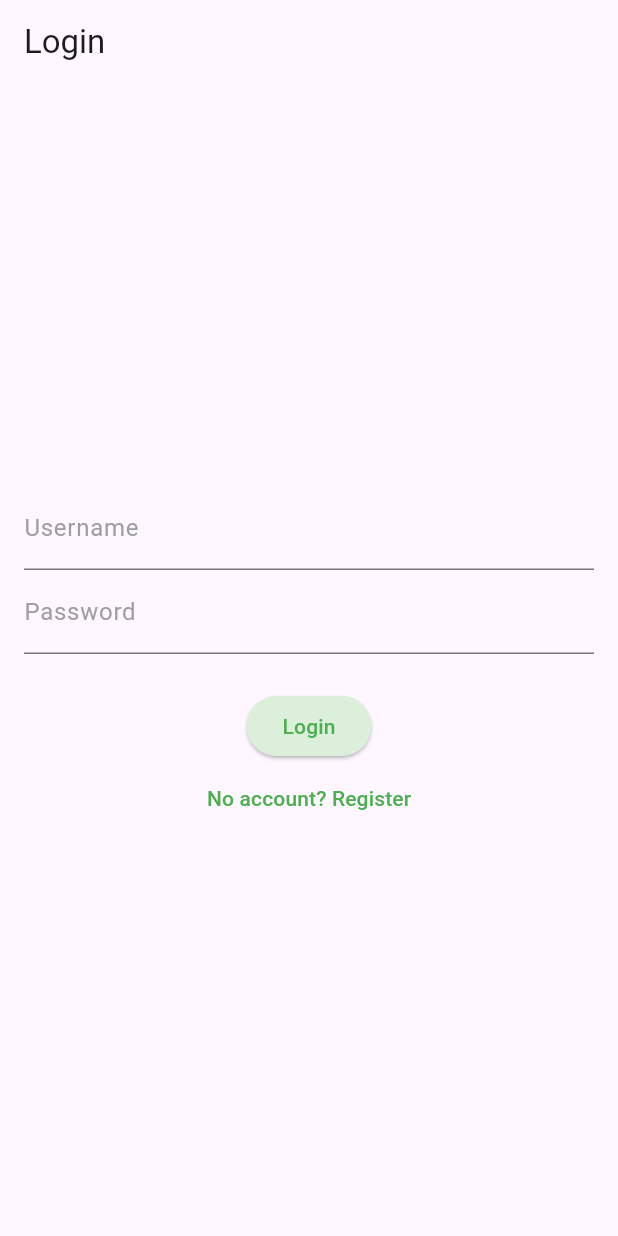
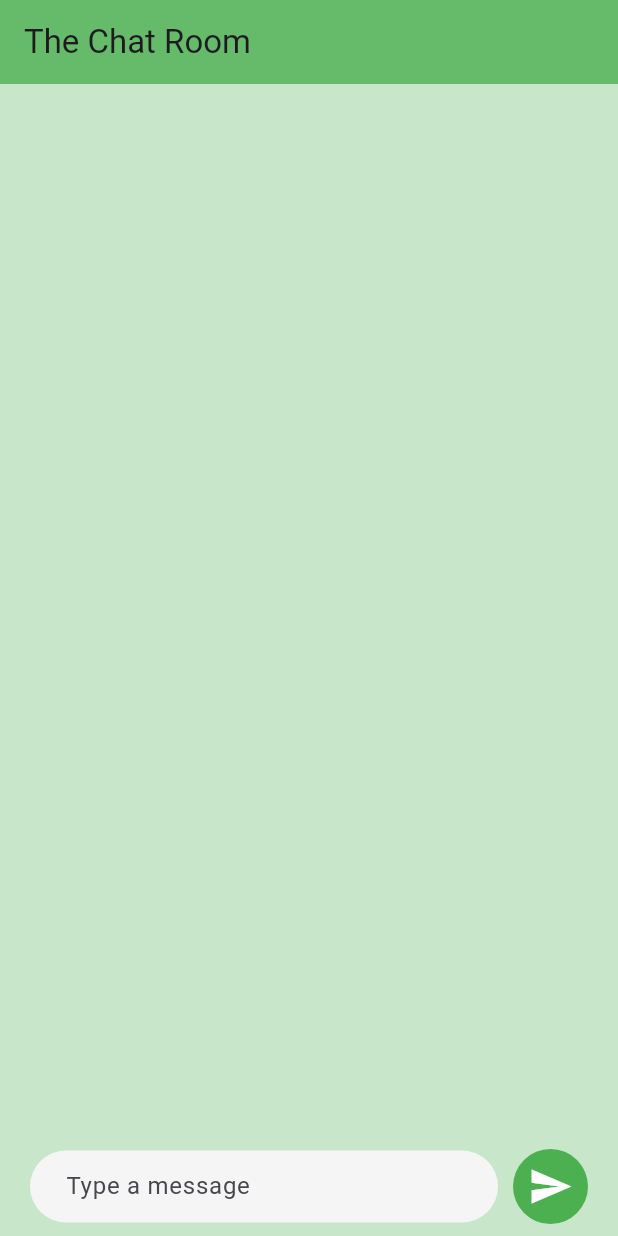
Before and after one commit to med-taha-fourati/project07_mobile, a Flutter app: the screen it shows after launch, after a tap on "Login", on a phone screen of 412 x 824 dp. Run offline on Flutter 3.47's test engine with Material 3 defaults, Android fonts, the phone set to English and light mode, and no system bars.

Commit message:
added the chat page

```diff
--- a/lib/main.dart
+++ b/lib/main.dart
@@ -1,6 +1,7 @@
 import 'package:flutter/material.dart';
 import 'screens/login_screen.dart';
 import 'screens/register_screen.dart';
+import 'screens/chat_screen.dart';
 
 void main() {
   runApp(SimpleMaterialChatApp());
@@ -19,6 +20,7 @@ class SimpleMaterialChatApp extends StatelessWidget {
       routes: {
         '/login': (context) => LoginScreen(),
         '/register': (context) => RegisterScreen(),
+        '/chat': (context) => ChatScreen()
       },
     );
   }
--- /dev/null
+++ b/lib/models/message.dart
@@ -0,0 +1,8 @@
+class Message {
+  final String text;
+  final String from;
+  final String username;
+  final DateTime createdAt;
+
+  Message({required this.text, required this.from, required this.username, required this.createdAt});
+}
--- /dev/null
+++ b/lib/models/user.dart
@@ -0,0 +1,6 @@
+class User {
+  final String id;
+  final String username;
+
+  User({required this.id, required this.username});
+}
--- /dev/null
+++ b/lib/screens/chat_screen.dart
@@ -0,0 +1,80 @@
+import 'package:flutter/material.dart';
+
+class ChatScreen extends StatefulWidget {
+  const ChatScreen({super.key});
+
+  @override
+  State<ChatScreen> createState() => _ChatState();
+}
+
+class _ChatState extends State<ChatScreen> {
+  @override
+  Widget build(BuildContext context) {
+    return Scaffold(
+      appBar: AppBar(
+        backgroundColor: Colors.green.shade400,
+        title: Text("The Chat Room"),
+        actions: [
+
+        ],
+      ),
+
+        body: Column(
+          children: [
+            // the actual chat messages
+            Expanded(
+              child: Container(
+                color: Colors.green.shade100
+              )
+            ),
+            Container(
+              color: Colors.green.shade100,
+              child:
+              Padding(
+              padding: const EdgeInsets.symmetric(horizontal: 20.0, vertical: 8.0),
+              child: Row(
+                children: [
+                  Expanded(
+                    child: Padding(
+                      padding: const EdgeInsets.only(right: 10),
+                      child: TextFormField(
+                      decoration: InputDecoration(
+                        filled: true,
+                          fillColor: Colors.grey.shade100,
+                          contentPadding: const EdgeInsets.symmetric(horizontal: 20, vertical: 10),
+                          enabledBorder: OutlineInputBorder(
+                            borderRadius: BorderRadius.circular(50.0),
+                            borderSide: BorderSide(color: Colors.transparent),
+
+                          ),
+                          focusedBorder: OutlineInputBorder(
+                            borderRadius: BorderRadius.circular(50.0),
+                            borderSide: BorderSide(color: Colors.green),
+                          ),
+                          hintText: "Type a message"
+                      )
+                    )
+                  )
+                  ),
+
+                  IconButton.filled(
+                      icon: Icon(Icons.send),
+                      iconSize: 30,
+                    padding: EdgeInsets.symmetric(horizontal: 10, vertical: 10.0),
+                    style: ButtonStyle(
+                      backgroundColor: WidgetStateProperty.all(Colors.green),
+
+
+                    ),
+                    onPressed: () {}
+                  )
+                ]
+              )
+            )
+            )
+          ]
+        )
+
+    );
+  }
+}
--- a/lib/screens/login_screen.dart
+++ b/lib/screens/login_screen.dart
@@ -69,7 +69,9 @@ class _LoginScreenState extends State<LoginScreen> {
               ),
               SizedBox(height: 24),
               ElevatedButton(
-                onPressed: () {}
+                onPressed: () {
+                  Navigator.pushReplacementNamed(context, '/chat');
+                }
                 ,
                 child: Text("Login"),
                 style: ButtonStyle(
```
